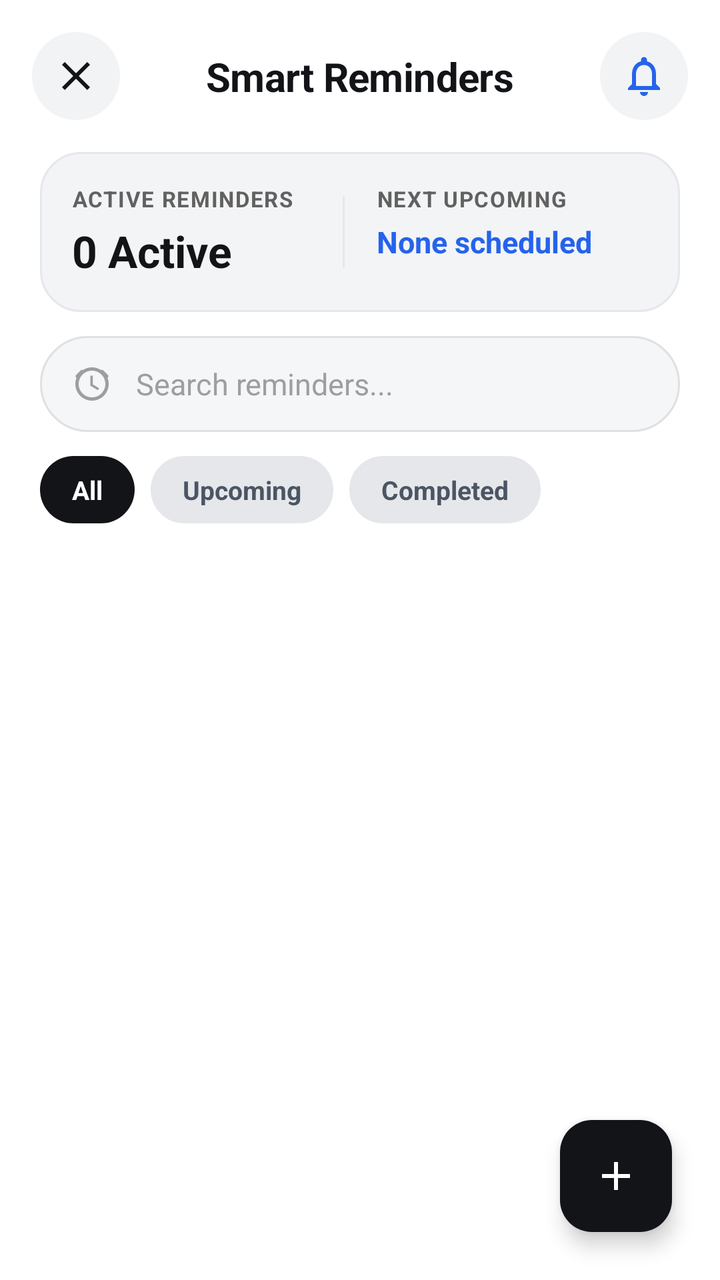
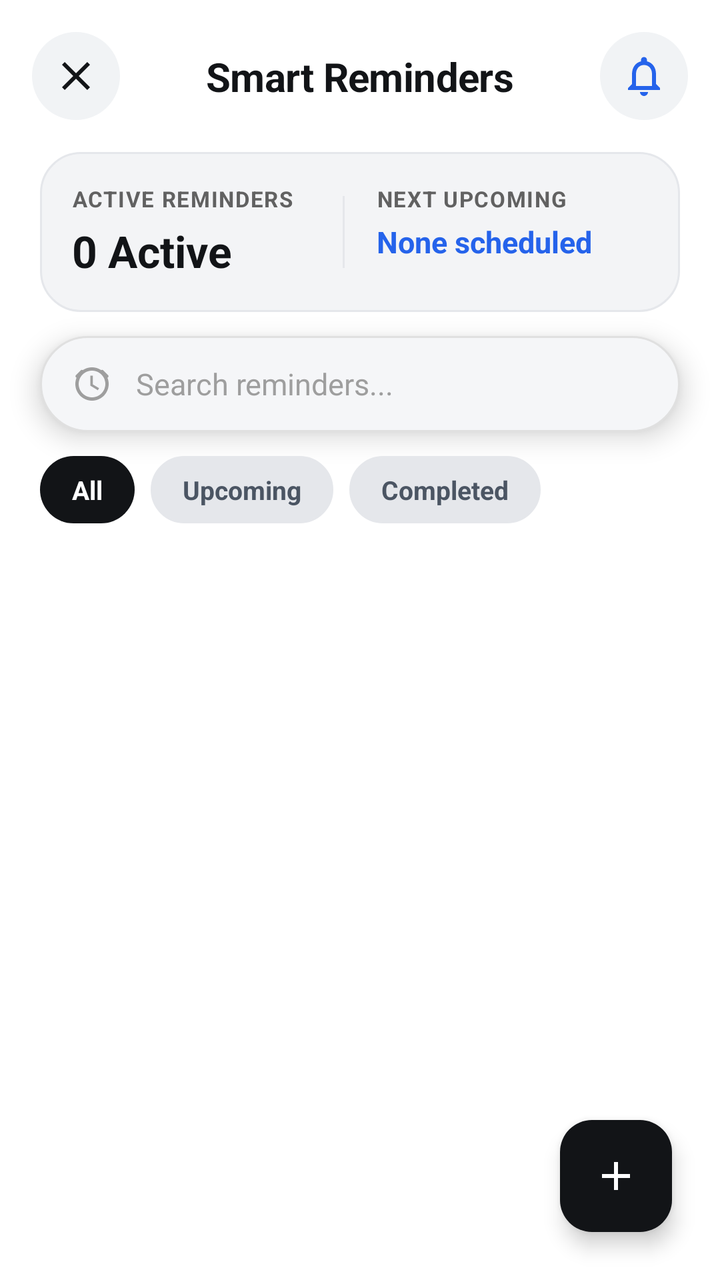

The first picture is an Android layout as it rendered before a commit; the second is the same layout after the commit. The layout source and the unified diff follow.
<!-- AndroidManifest.xml: activity theme Theme.AppTempeLate -->
<!-- res/layout/activity_reminders.xml -->
<?xml version="1.0" encoding="utf-8"?>
<androidx.constraintlayout.widget.ConstraintLayout xmlns:android="http://schemas.android.com/apk/res/android"
    xmlns:app="http://schemas.android.com/apk/res-auto"
    xmlns:tools="http://schemas.android.com/tools"
    android:layout_width="match_parent"
    android:layout_height="match_parent"
    android:background="@color/app_window_background"
    tools:context=".RemindersActivity">

    
    <ImageButton
        android:id="@+id/btnBack"
        android:layout_width="44dp"
        android:layout_height="44dp"
        android:layout_marginStart="16dp"
        android:layout_marginTop="16dp"
        android:background="@drawable/bg_circle_icon_button"
        android:contentDescription="Back"
        android:padding="10dp"
        android:src="@drawable/ic_close"
        app:layout_constraintStart_toStartOf="parent"
        app:layout_constraintTop_toTopOf="parent"
        app:tint="@color/text_primary" />

    
    <TextView
        android:id="@+id/tvRemindersTitle"
        android:layout_width="wrap_content"
        android:layout_height="wrap_content"
        android:text="Smart Reminders"
        android:textColor="@color/text_primary"
        android:textSize="20sp"
        android:textStyle="bold"
        android:letterSpacing="-0.01"
        app:layout_constraintBottom_toBottomOf="@+id/btnBack"
        app:layout_constraintEnd_toEndOf="parent"
        app:layout_constraintStart_toStartOf="parent"
        app:layout_constraintTop_toTopOf="@+id/btnBack" />

    
    <ImageButton
        android:id="@+id/btnTestPhoneNotification"
        android:layout_width="44dp"
        android:layout_height="44dp"
        android:layout_marginEnd="16dp"
        android:layout_marginTop="16dp"
        android:background="@drawable/bg_circle_icon_button"
        android:contentDescription="Test Phone Notification"
        android:padding="10dp"
        android:src="@drawable/ic_bell"
        app:layout_constraintEnd_toEndOf="parent"
        app:layout_constraintTop_toTopOf="parent"
        app:tint="@color/accent_blue" />

    
    <LinearLayout
        android:id="@+id/llStatsBanner"
        android:layout_width="0dp"
        android:layout_height="wrap_content"
        android:layout_marginHorizontal="20dp"
        android:layout_marginTop="16dp"
        android:background="@drawable/bg_metallic_card"
        android:orientation="horizontal"
        android:padding="16dp"
        app:layout_constraintEnd_toEndOf="parent"
        app:layout_constraintStart_toStartOf="parent"
        app:layout_constraintTop_toBottomOf="@+id/btnBack">

        <LinearLayout
            android:layout_width="0dp"
            android:layout_height="wrap_content"
            android:layout_weight="1"
            android:orientation="vertical">

            <TextView
                android:layout_width="wrap_content"
                android:layout_height="wrap_content"
                android:text="ACTIVE REMINDERS"
                android:textColor="@color/text_secondary"
                android:textSize="11sp"
                android:textStyle="bold"
                android:letterSpacing="0.05" />

            <TextView
                android:id="@+id/tvActiveCount"
                android:layout_width="wrap_content"
                android:layout_height="wrap_content"
                android:layout_marginTop="4dp"
                android:text="0 Active"
                android:textColor="@color/text_primary"
                android:textSize="22sp"
                android:textStyle="bold" />

        </LinearLayout>

        <View
            android:layout_width="1dp"
            android:layout_height="36dp"
            android:layout_gravity="center_vertical"
            android:background="@color/app_card_border" />

        <LinearLayout
            android:layout_width="0dp"
            android:layout_height="wrap_content"
            android:layout_marginStart="16dp"
            android:layout_weight="1"
            android:orientation="vertical">

            <TextView
                android:layout_width="wrap_content"
                android:layout_height="wrap_content"
                android:text="NEXT UPCOMING"
                android:textColor="@color/text_secondary"
                android:textSize="11sp"
                android:textStyle="bold"
                android:letterSpacing="0.05" />

            <TextView
                android:id="@+id/tvNextEvent"
                android:layout_width="wrap_content"
                android:layout_height="wrap_content"
                android:layout_marginTop="4dp"
                android:ellipsize="end"
                android:maxLines="1"
                android:text="None scheduled"
                android:textColor="@color/accent_blue"
                android:textSize="15sp"
                android:textStyle="bold" />

        </LinearLayout>

    </LinearLayout>

    
    <LinearLayout
        android:id="@+id/llSearchContainer"
        android:layout_width="0dp"
        android:layout_height="wrap_content"
        android:layout_marginHorizontal="20dp"
        android:layout_marginTop="12dp"
        android:background="@drawable/bg_gemini_chat_box"
        android:gravity="center_vertical"
        android:minHeight="48dp"
        android:orientation="horizontal"
        android:paddingHorizontal="16dp"
        app:layout_constraintEnd_toEndOf="parent"
        app:layout_constraintStart_toStartOf="parent"
        app:layout_constraintTop_toBottomOf="@+id/llStatsBanner">

        <ImageView
            android:layout_width="20dp"
            android:layout_height="20dp"
            android:src="@drawable/ic_alarm"
            app:tint="@color/text_hint"
            android:contentDescription="Search Icon" />

        <EditText
            android:id="@+id/etSearchReminders"
            android:layout_width="match_parent"
            android:layout_height="wrap_content"
            android:layout_marginStart="12dp"
            android:background="@null"
            android:hint="Search reminders..."
            android:inputType="text"
            android:textColor="@color/text_primary"
            android:textColorHint="@color/text_hint"
            android:textSize="15sp" />

    </LinearLayout>

    
    <LinearLayout
        android:id="@+id/llFilterChips"
        android:layout_width="0dp"
        android:layout_height="wrap_content"
        android:layout_marginHorizontal="20dp"
        android:layout_marginTop="12dp"
        android:orientation="horizontal"
        app:layout_constraintEnd_toEndOf="parent"
        app:layout_constraintStart_toStartOf="parent"
        app:layout_constraintTop_toBottomOf="@+id/llSearchContainer">

        <TextView
            android:id="@+id/chipAll"
            android:layout_width="wrap_content"
            android:layout_height="wrap_content"
            android:background="@drawable/bg_chip_selected"
            android:clickable="true"
            android:focusable="true"
            android:paddingHorizontal="16dp"
            android:paddingVertical="8dp"
            android:text="All"
            android:textColor="@color/app_window_background"
            android:textSize="13sp"
            android:textStyle="bold" />

        <TextView
            android:id="@+id/chipUpcoming"
            android:layout_width="wrap_content"
            android:layout_height="wrap_content"
            android:layout_marginStart="8dp"
            android:background="@drawable/bg_chip_unselected"
            android:clickable="true"
            android:focusable="true"
            android:paddingHorizontal="16dp"
            android:paddingVertical="8dp"
            android:text="Upcoming"
            android:textColor="@color/text_tertiary"
            android:textSize="13sp"
            android:textStyle="bold" />

        <TextView
            android:id="@+id/chipCompleted"
            android:layout_width="wrap_content"
            android:layout_height="wrap_content"
            android:layout_marginStart="8dp"
            android:background="@drawable/bg_chip_unselected"
            android:clickable="true"
            android:focusable="true"
            android:paddingHorizontal="16dp"
            android:paddingVertical="8dp"
            android:text="Completed"
            android:textColor="@color/text_tertiary"
            android:textSize="13sp"
            android:textStyle="bold" />

    </LinearLayout>

    
    <androidx.recyclerview.widget.RecyclerView
        android:id="@+id/rvRemindersList"
        android:layout_width="0dp"
        android:layout_height="0dp"
        android:layout_marginTop="12dp"
        android:clipToPadding="false"
        android:paddingHorizontal="20dp"
        android:paddingBottom="80dp"
        app:layout_constraintBottom_toBottomOf="parent"
        app:layout_constraintEnd_toEndOf="parent"
        app:layout_constraintStart_toStartOf="parent"
        app:layout_constraintTop_toBottomOf="@+id/llFilterChips" />

    
    <LinearLayout
        android:id="@+id/llEmptyState"
        android:layout_width="wrap_content"
        android:layout_height="wrap_content"
        android:gravity="center"
        android:orientation="vertical"
        android:visibility="gone"
        app:layout_constraintBottom_toBottomOf="parent"
        app:layout_constraintEnd_toEndOf="parent"
        app:layout_constraintStart_toStartOf="parent"
        app:layout_constraintTop_toBottomOf="@+id/llFilterChips">

        <ImageView
            android:layout_width="64dp"
            android:layout_height="64dp"
            android:src="@drawable/ic_alarm"
            app:tint="@color/app_card_border"
            android:contentDescription="Empty" />

        <TextView
            android:layout_width="wrap_content"
            android:layout_height="wrap_content"
            android:layout_marginTop="12dp"
            android:text="No Reminders Set"
            android:textColor="@color/text_tertiary"
            android:textSize="16sp"
            android:textStyle="bold" />

        <TextView
            android:layout_width="240dp"
            android:layout_height="wrap_content"
            android:layout_marginTop="4dp"
            android:gravity="center"
            android:text="Tell Memossist in chat like 'I have extra class on Sunday 2pm' or tap + to create one!"
            android:textColor="@color/text_hint"
            android:textSize="13sp" />

    </LinearLayout>

    
    <com.google.android.material.floatingactionbutton.FloatingActionButton
        android:id="@+id/fabAddReminder"
        android:layout_width="wrap_content"
        android:layout_height="wrap_content"
        android:layout_marginEnd="24dp"
        android:layout_marginBottom="24dp"
        android:contentDescription="Add New Reminder"
        android:src="@drawable/ic_plus"
        app:backgroundTint="@color/text_primary"
        app:tint="@color/app_window_background"
        app:layout_constraintBottom_toBottomOf="parent"
        app:layout_constraintEnd_toEndOf="parent" />

</androidx.constraintlayout.widget.ConstraintLayout>
<!-- resources referenced by this layout -->
<resources>
  <color name="accent_blue">#2563EB</color>
  <color name="app_card_border">#E5E7EB</color>
  <color name="app_window_background">#FFFFFF</color>
  <color name="text_hint">#9E9E9E</color>
  <color name="text_primary">#121417</color>
  <color name="text_secondary">#616161</color>
  <color name="text_tertiary">#4B5563</color>
  <!-- drawable bg_chip_selected (drawable) -->
  <?xml version="1.0" encoding="utf-8"?>
  <shape xmlns:android="http://schemas.android.com/apk/res/android"
      android:shape="rectangle">
      <solid android:color="@color/text_primary" />
      <corners android:radius="20dp" />
  </shape>
  <!-- drawable bg_chip_unselected (drawable) -->
  <?xml version="1.0" encoding="utf-8"?>
  <shape xmlns:android="http://schemas.android.com/apk/res/android"
      android:shape="rectangle">
      <solid android:color="@color/app_tag_background" />
      <corners android:radius="20dp" />
      <stroke
          android:width="1dp"
          android:color="@color/app_card_border" />
  </shape>
  <!-- drawable bg_circle_icon_button (drawable) -->
  <?xml version="1.0" encoding="utf-8"?>
  <ripple xmlns:android="http://schemas.android.com/apk/res/android"
      android:color="#1F000000">
      <item>
          <shape android:shape="oval">
              <solid android:color="@color/app_icon_button_background" />
          </shape>
      </item>
  </ripple>
  <!-- drawable bg_gemini_chat_box (drawable) -->
  <?xml version="1.0" encoding="utf-8"?>
  <shape xmlns:android="http://schemas.android.com/apk/res/android"
      android:shape="rectangle">
      <solid android:color="@color/chat_box_bg" />
      <corners android:radius="28dp" />
      <stroke
          android:width="1dp"
          android:color="@color/chat_box_border" />
  </shape>
  <!-- drawable bg_metallic_card (drawable) -->
  <?xml version="1.0" encoding="utf-8"?>
  <shape xmlns:android="http://schemas.android.com/apk/res/android"
      android:shape="rectangle">
      <solid android:color="@color/app_card_background" />
      <corners android:radius="20dp" />
      <stroke
          android:width="1dp"
          android:color="@color/app_card_border" />
  </shape>
  <!-- drawable ic_close (drawable) -->
  <vector xmlns:android="http://schemas.android.com/apk/res/android"
      android:width="24dp"
      android:height="24dp"
      android:viewportWidth="24"
      android:viewportHeight="24">
    <path
        android:fillColor="#D8DCDE"
        android:pathData="M19,6.41L17.59,5 12,10.59 6.41,5 5,6.41 10.59,12 5,17.59 6.41,19 12,13.41 17.59,19 19,17.59 13.41,12z"/>
  </vector>
  <!-- drawable ic_plus (drawable) -->
  <vector xmlns:android="http://schemas.android.com/apk/res/android"
      android:width="24dp"
      android:height="24dp"
      android:viewportWidth="24"
      android:viewportHeight="24">
    <path
        android:fillColor="#D8DCDE"
        android:pathData="M19,13h-6v6h-2v-6H5v-2h6V5h2v6h6v2z"/>
  </vector>
  <color name="app_tag_background">#E5E7EB</color>
  <color name="app_icon_button_background">#F1F3F5</color>
  <color name="chat_box_bg">#F5F6F8</color>
  <color name="chat_box_border">#E0E0E0</color>
  <color name="app_card_background">#F3F4F6</color>
  <color name="app_surface_background">#F7F8FA</color>
  <!-- unchanged entries left out for length: 3 -->
</resources>

<!-- the commit's change to res/layout/activity_reminders.xml (unified diff, before → after) -->
@@ -143,6 +143,7 @@
         android:minHeight="48dp"
         android:orientation="horizontal"
         android:paddingHorizontal="16dp"
+        android:elevation="8dp"
         app:layout_constraintEnd_toEndOf="parent"
         app:layout_constraintStart_toStartOf="parent"
         app:layout_constraintTop_toBottomOf="@+id/llStatsBanner">
@@ -176,6 +177,7 @@
         android:layout_marginHorizontal="20dp"
         android:layout_marginTop="12dp"
         android:orientation="horizontal"
+        android:elevation="8dp"
         app:layout_constraintEnd_toEndOf="parent"
         app:layout_constraintStart_toStartOf="parent"
         app:layout_constraintTop_toBottomOf="@+id/llSearchContainer">
@@ -227,18 +229,32 @@
     </LinearLayout>
 
     
+    <View
+        android:id="@+id/vTopFadeOverlay"
+        android:layout_width="0dp"
+        android:layout_height="140dp"
+        android:layout_marginTop="-8dp"
+        android:background="@drawable/bg_top_chat_gradient"
+        android:clickable="false"
+        android:elevation="4dp"
+        android:focusable="false"
+        app:layout_constraintEnd_toEndOf="parent"
+        app:layout_constraintStart_toStartOf="parent"
+        app:layout_constraintTop_toTopOf="@+id/llSearchContainer" />
+
+    
     <androidx.recyclerview.widget.RecyclerView
         android:id="@+id/rvRemindersList"
         android:layout_width="0dp"
         android:layout_height="0dp"
-        android:layout_marginTop="12dp"
         android:clipToPadding="false"
         android:paddingHorizontal="20dp"
+        android:paddingTop="128dp"
         android:paddingBottom="80dp"
         app:layout_constraintBottom_toBottomOf="parent"
         app:layout_constraintEnd_toEndOf="parent"
         app:layout_constraintStart_toStartOf="parent"
-        app:layout_constraintTop_toBottomOf="@+id/llFilterChips" />
+        app:layout_constraintTop_toTopOf="@+id/llSearchContainer" />
 
     
     <LinearLayout
<!-- resource entries referenced after the edit -->
@@ -54,6 +54,15 @@
           android:width="1dp"
           android:color="@color/app_card_border" />
   </shape>
+  <!-- drawable bg_top_chat_gradient (drawable) -->
+  <?xml version="1.0" encoding="utf-8"?>
+  <shape xmlns:android="http://schemas.android.com/apk/res/android"
+      android:shape="rectangle">
+      <gradient
+          android:angle="270"
+          android:startColor="@color/app_top_gradient_end"
+          android:endColor="#00000000" />
+  </shape>
   <!-- drawable ic_close (drawable) -->
   <vector xmlns:android="http://schemas.android.com/apk/res/android"
       android:width="24dp"
@@ -79,6 +88,7 @@
   <color name="chat_box_bg">#F5F6F8</color>
   <color name="chat_box_border">#E0E0E0</color>
   <color name="app_card_background">#F3F4F6</color>
+  <color name="app_top_gradient_end">#FFFFFF</color>
   <color name="app_surface_background">#F7F8FA</color>
   <!-- unchanged entries left out for length: 3 -->
 </resources>
